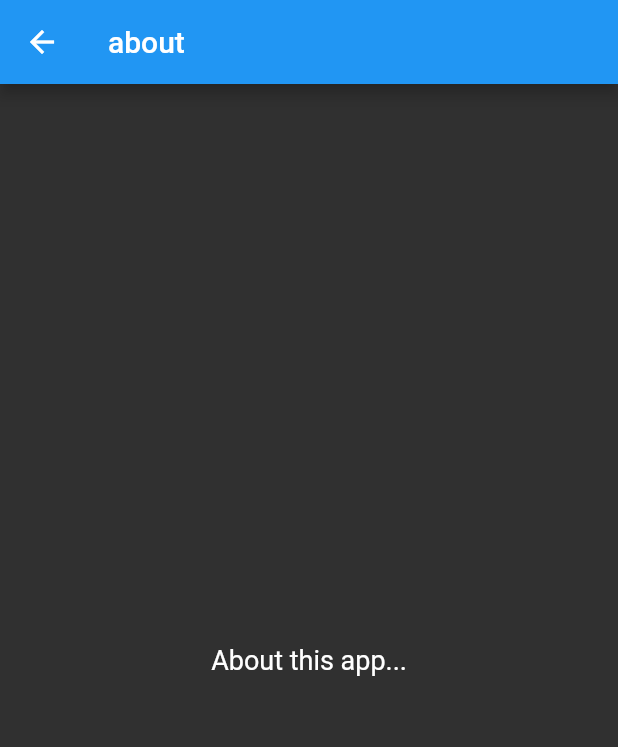
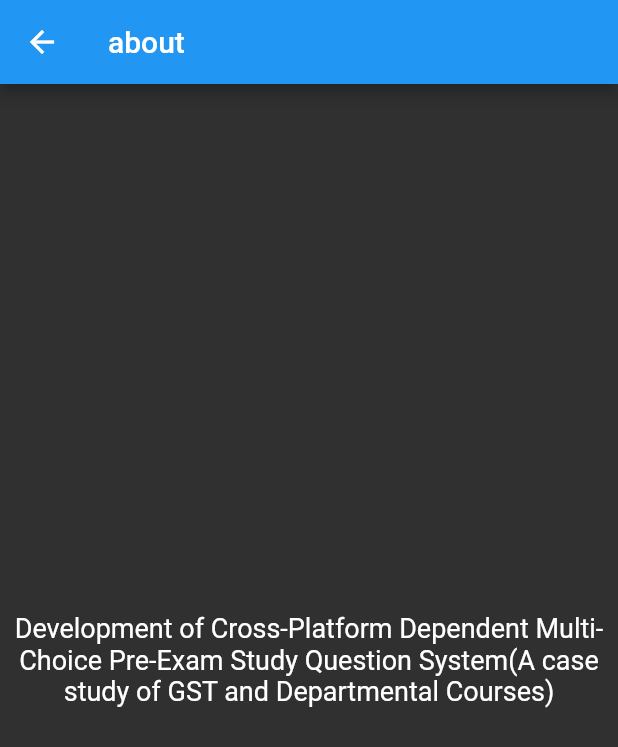
Before and after one commit to Ikpambese/PESA, a Flutter app: the AboutScreen screen opened by its route, on a phone screen of 412 x 824 dp. Shown: the top 747 px of the screen. Run offline on Flutter 3.47's test engine with Material 2 defaults, Android fonts, the phone set to English and light mode, and no system bars; our stand-ins replace cloud_firestore, firebase_analytics, firebase_auth, font_awesome_flutter, rxdart; accounts and stored records are empty; Roboto replaces fonts that are missing (Nunito).

Commit message:
added about content

```diff
--- a/lib/screens/about.dart
+++ b/lib/screens/about.dart
@@ -1,13 +1,16 @@
 import 'package:flutter/material.dart';
 
 class AboutScreen extends StatelessWidget {
-
   @override
   Widget build(BuildContext context) {
     return Scaffold(
       appBar: AppBar(title: Text('about'), backgroundColor: Colors.blue),
-
-      body: Center(child: Text('About this app...'),),
+      body: Center(
+        child: Text(
+          'Development of Cross-Platform Dependent Multi-Choice Pre-Exam Study Question System(A case study of GST and Departmental Courses)',
+          textAlign: TextAlign.center,
+        ),
+      ),
     );
   }
 }
```
